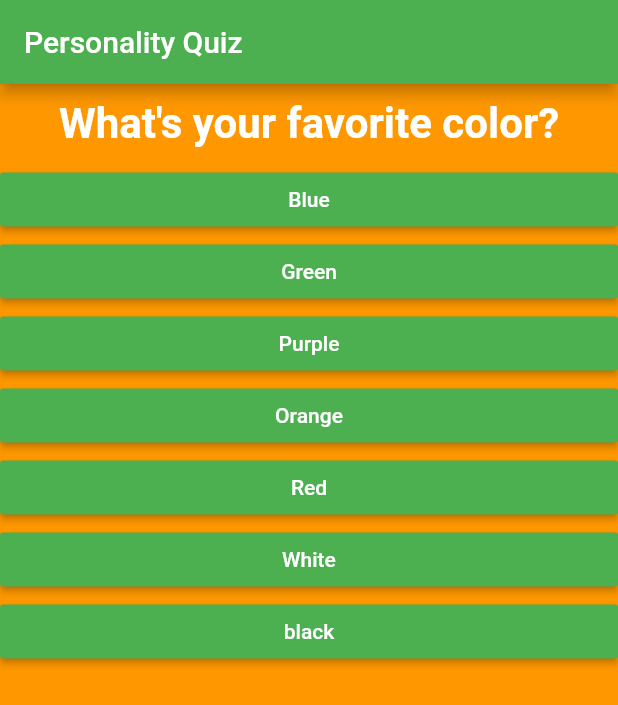
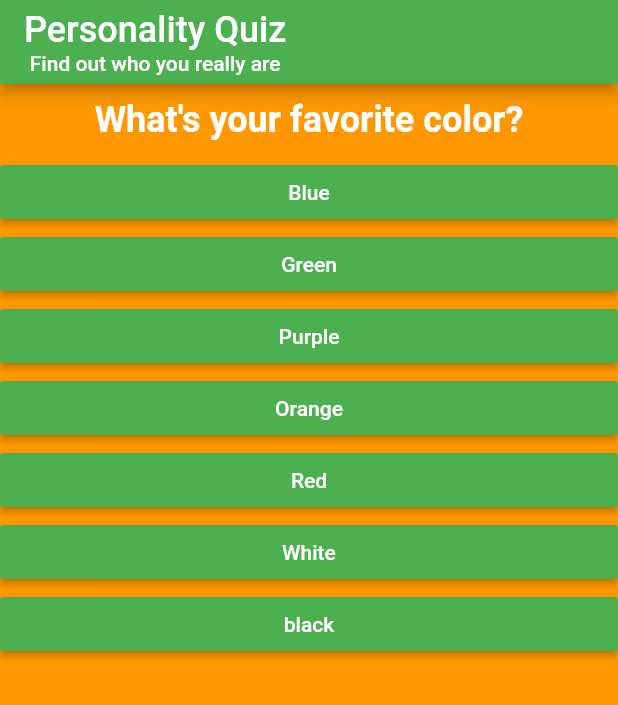
Before and after one commit to raphaelpinel/flutter-personality-quiz, a Flutter app: the screen it shows after launch, on a phone screen of 412 x 824 dp. Shown: the top 705 px of the screen. Run offline on Flutter 3.47's test engine with Material 2 defaults, Android fonts, the phone set to English and light mode, and no system bars.

Commit message:
add 2nd line to header

```diff
--- a/lib/main.dart
+++ b/lib/main.dart
@@ -15,11 +15,6 @@ class MyApp extends StatefulWidget {
 class _MyAppState extends State<MyApp> {
   var _questionIndex = 0;
   var _totalScore = 0;
-
-  final _questions = [
-    'What\'s your favorite color?',
-    'What\'s your favorite animal?',
-  ];
 
   _answerQuestion(int score) {
     setState(() {
@@ -80,7 +75,12 @@ class _MyAppState extends State<MyApp> {
       home: Scaffold(
         backgroundColor: Colors.orange,
           appBar: AppBar(
-            title: Text('Personality Quiz'),
+            title: Column(
+              children: <Widget>[
+                Text('Personality Quiz', style: TextStyle(fontSize: 24),),
+                Text('Find out who you really are', style:TextStyle(fontSize: 14),)
+              ],
+            ),
           ),
           body: _questionIndex < _questions.length
               ? Quiz(
--- a/lib/question.dart
+++ b/lib/question.dart
@@ -13,7 +13,7 @@ class Question extends StatelessWidget {
       child: Text(
         questionText,
         style: TextStyle(
-            fontSize: 28, color: Colors.white, fontWeight: FontWeight.bold),
+            fontSize: 24, color: Colors.white, fontWeight: FontWeight.bold),
         textAlign: TextAlign.center,
       ),
     );
```
